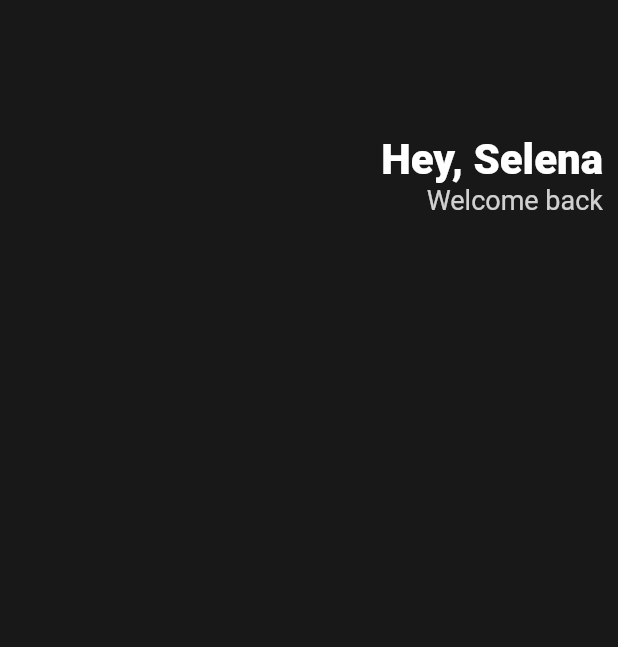
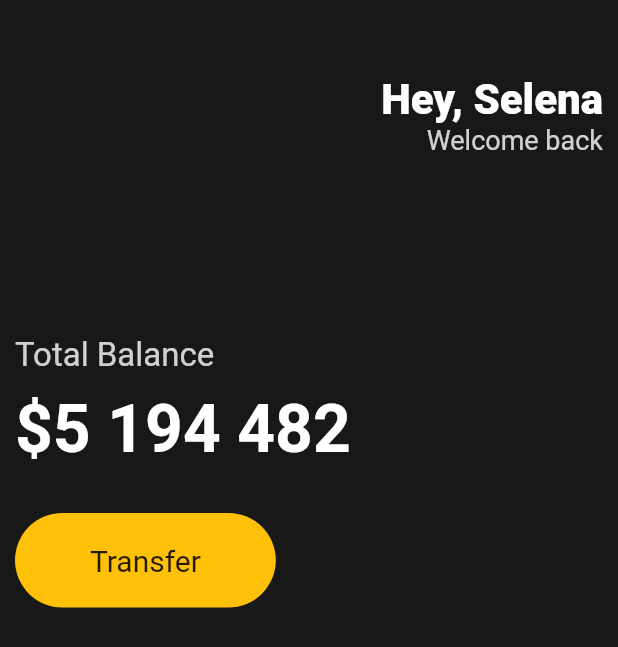
Before and after one commit to jonsoku-dev/flutter-webtoon, a Flutter app: the screen it shows after launch, on a phone screen of 412 x 824 dp. Shown: the top 647 px of the screen. Run offline on Flutter 3.47's test engine with Material 2 defaults, Android fonts, the phone set to English and light mode, and no system bars.

Commit message:
feat: Button Section

```diff
--- a/lib/main.dart
+++ b/lib/main.dart
@@ -13,9 +13,10 @@ class App extends StatelessWidget {
           body: Padding(
             padding: const EdgeInsets.all(10),
             child: Column(
+              crossAxisAlignment: CrossAxisAlignment.start,
               children: [
                 const SizedBox(
-                  height: 80,
+                  height: 40,
                 ),
                 Row(
                   mainAxisAlignment: MainAxisAlignment.end,
@@ -39,6 +40,52 @@ class App extends StatelessWidget {
                     ),
                   ],
                 ),
+                const SizedBox(
+                  height: 120,
+                ),
+                Text(
+                  "Total Balance",
+                  style: TextStyle(
+                    fontSize: 22,
+                    color: Colors.white.withOpacity(0.8),
+                  ),
+                ),
+                const SizedBox(
+                  height: 10,
+                ),
+                const Text(
+                  "\$5 194 482",
+                  style: TextStyle(
+                    fontWeight: FontWeight.w600,
+                    fontSize: 44,
+                    color: Colors.white,
+                  ),
+                ),
+                const SizedBox(
+                  height: 30,
+                ),
+                Row(
+                  children: [
+                    Container(
+                      decoration: BoxDecoration(
+                        color: Colors.amber,
+                        borderRadius: BorderRadius.circular(45),
+                      ),
+                      child: const Padding(
+                        padding: EdgeInsets.symmetric(
+                          vertical: 20,
+                          horizontal: 50,
+                        ),
+                        child: Text(
+                          "Transfer",
+                          style: TextStyle(
+                            fontSize: 20,
+                          ),
+                        ),
+                      ),
+                    ),
+                  ],
+                ),
               ],
             ),
           )),
```
